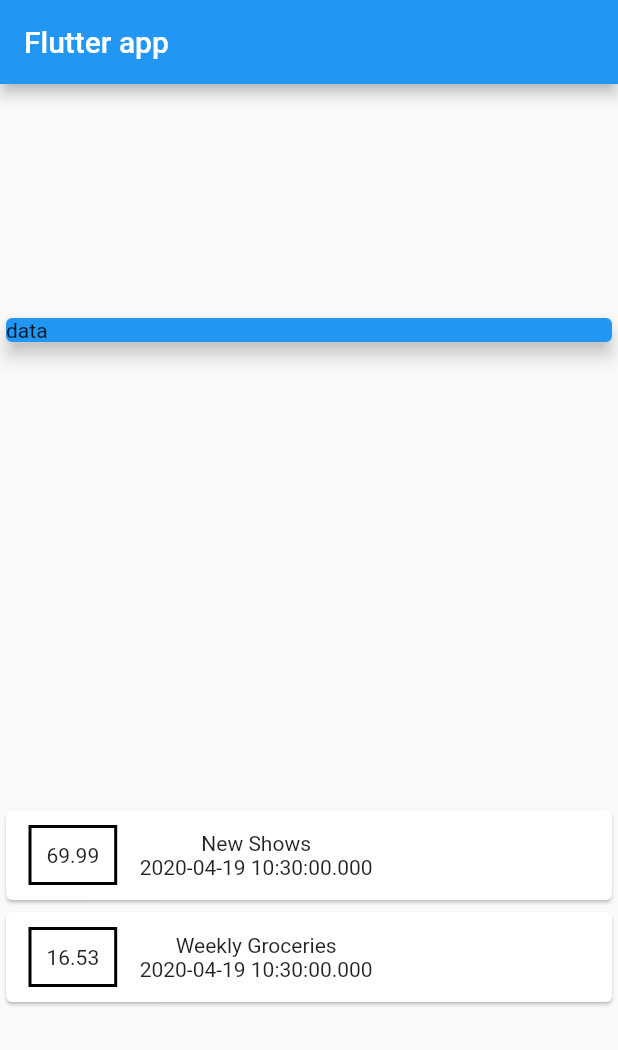
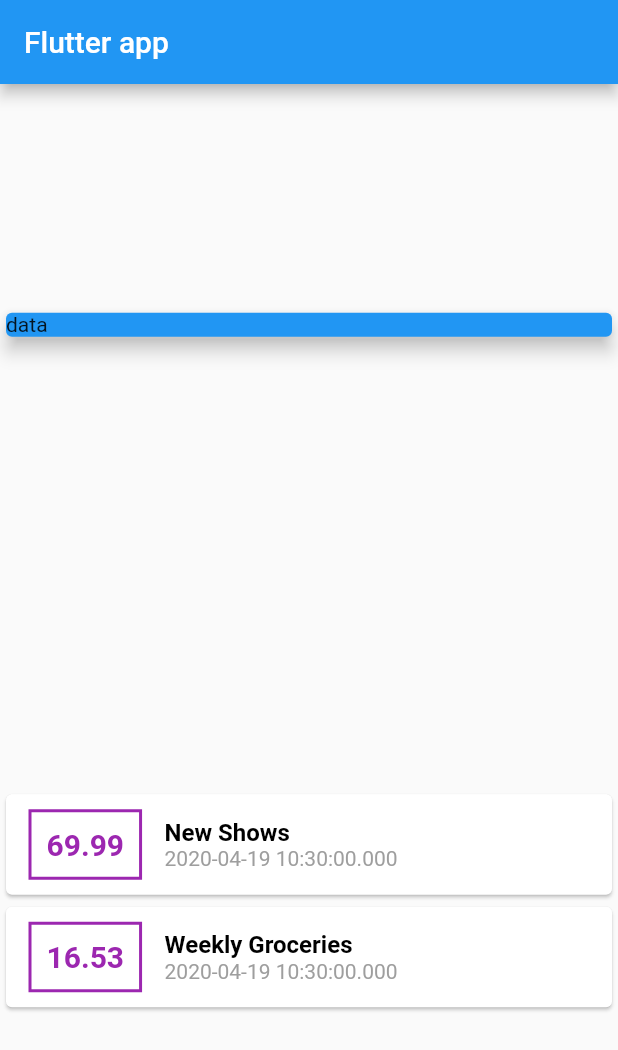
Before and after one commit to mvgmenezes/flutter_personal_expenses, a Flutter app: the screen it shows after launch, on a phone screen of 412 x 824 dp. Shown: the top 1050 px of the screen. Run offline on Flutter 3.47's test engine with Material 2 defaults, Android fonts, the phone set to English and light mode, and no system bars.

Commit message:
Doing TEXT styling

```diff
--- a/lib/main.dart
+++ b/lib/main.dart
@@ -19,8 +19,6 @@ class MyHomePage extends StatelessWidget {
     Transaction(id: 't1', title: 'New Shows',amount: 69.99,date: DateTime.now()),
     Transaction(id: 't2', title: 'Weekly Groceries',amount: 16.53,date: DateTime.now())
   ];
-
-
 
    @override
   Widget build(BuildContext context) {
@@ -51,15 +49,36 @@ class MyHomePage extends StatelessWidget {
                       horizontal: 15
                     ),
                     decoration: BoxDecoration(border:Border.all(
-                      color: Colors.black,
+                      color: Colors.purple,
                       width: 2)
                     ),
                     padding: EdgeInsets.all(10),
-                    child: Text(trans.amount.toString()),
+                    child: Text(
+                      trans.amount.toString(),
+                      style: TextStyle(
+                        fontWeight: FontWeight.bold,
+                        fontSize: 20,
+                        color: Colors.purple
+                      )
+                    ),
                   ),
-                  Column(children: <Widget>[
-                    Text(trans.title),
-                    Text(trans.date.toString())
+                  Column(
+                    crossAxisAlignment: CrossAxisAlignment.start,
+                    children: <Widget>[
+                      Text(
+                        trans.title,
+                        style: TextStyle(
+                          color: Colors.black,
+                          fontWeight: FontWeight.bold,
+                          fontSize: 16
+                        ),
+                      ),
+                      Text(
+                        trans.date.toString(),
+                        style: TextStyle(
+                          color: Colors.grey,
+                        ),
+                      )
                   ],)
 
                 ],)
```
